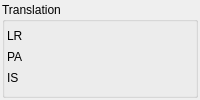
The window that Libs/QMRMLWidgets/Resources/UI/qMRMLTransformSliders.ui (jcfr/Slicer3) describes before a commit, drawn with Qt 5.
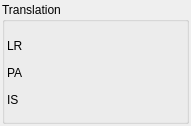
The same window after the commit. Custom widgets are drawn as their Qt base class.

Commit message: ENH: qSlicerModuleTransform - Matrix widget is now displayed using a collapsible widget. The top margin of the layout used in the collapsible widget is also set to 6

```diff
--- a/Libs/QMRMLWidgets/Resources/UI/qMRMLTransformSliders.ui
+++ b/Libs/QMRMLWidgets/Resources/UI/qMRMLTransformSliders.ui
@@ -2,6 +2,14 @@
 <ui version="4.0">
  <class>qMRMLTransformSliders</class>
  <widget class="QWidget" name="qMRMLTransformSliders">
+  <property name="geometry">
+   <rect>
+    <x>0</x>
+    <y>0</y>
+    <width>191</width>
+    <height>126</height>
+   </rect>
+  </property>
   <property name="windowTitle">
    <string>Form</string>
   </property>
@@ -18,7 +26,16 @@
       <string>Translation</string>
      </property>
      <layout class="QGridLayout" name="gridLayout">
-      <property name="margin">
+      <property name="leftMargin">
+       <number>2</number>
+      </property>
+      <property name="topMargin">
+       <number>6</number>
+      </property>
+      <property name="rightMargin">
+       <number>2</number>
+      </property>
+      <property name="bottomMargin">
        <number>2</number>
       </property>
       <property name="spacing">
```
The commit also changes 2 other files.
